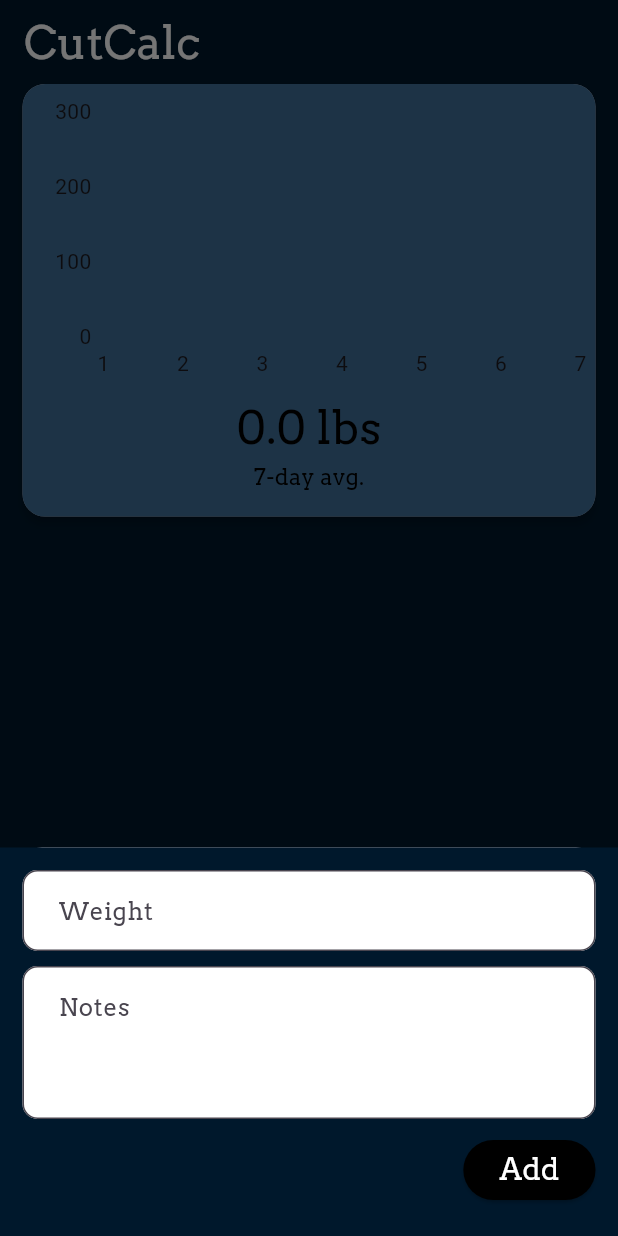
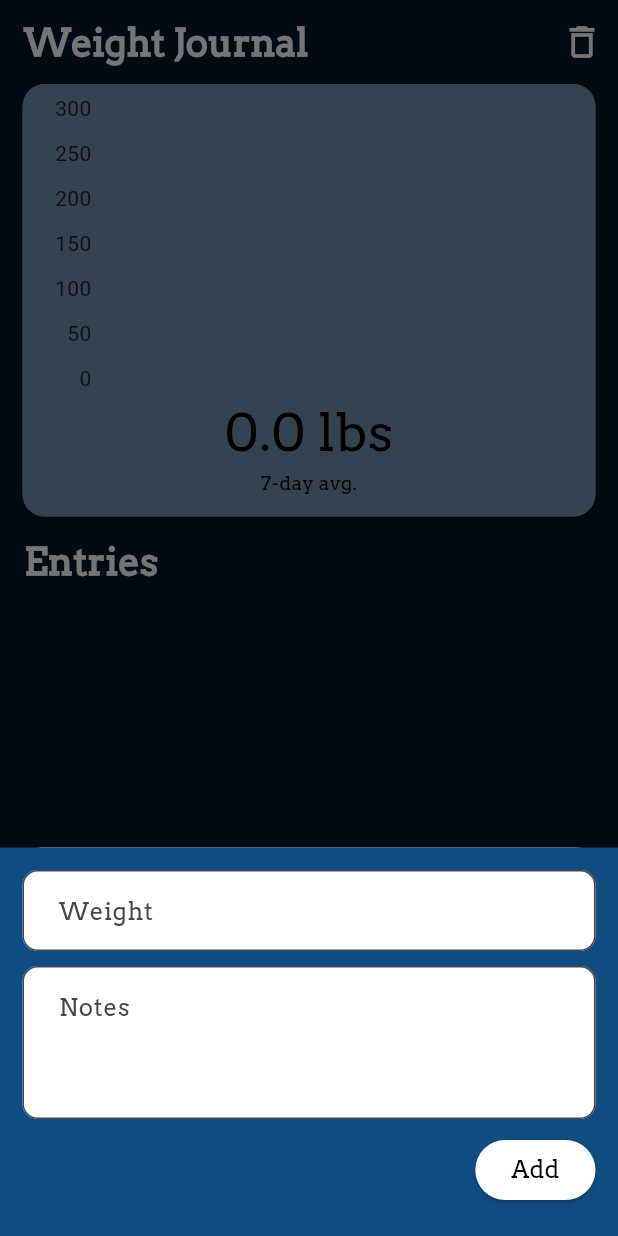
Before and after one commit to rahulg221/cut_calc_, a Flutter app: the MyHomePage screen opened directly, after a tap on the "add" icon, on a phone screen of 412 x 824 dp. Run offline on Flutter 3.47's test engine with Material 2 defaults, Android fonts, the phone set to English and light mode, and no system bars; drawn by our look-alikes of fl_chart; our stand-ins replace sqflite; accounts and stored records are empty.

Commit message:
Add files via upload

```diff
--- a/lib/homepage.dart
+++ b/lib/homepage.dart
@@ -19,18 +19,19 @@ class _MyHomePageState extends State<MyHomePage> {
   bool _isLoading = true;
 
   double maxY = 300;
-
+  double minY = 0;
+  double maxX = 7;
+  double minX = 1;
   //Color.fromARGB(255, 255, 111, 0);
-  Color primaryColor = Color.fromARGB(255, 0, 24, 44);
+  Color primaryColor = Color.fromARGB(255, 0, 23, 43);
 
   //Color.fromARGB(255, 255, 125, 49);
-  Color secondaryColor = Color.fromARGB(255, 15, 77, 128).withOpacity(0.8);
+  Color secondaryColor = Color.fromARGB(255, 15, 77, 128);
 
   String fontStyle = 'Arvo';
 
   double weeklyAvg = 0.0;
 
-  List<double> week = [0, 0, 0, 0, 0, 0, 0];
   List<FlSpot> dataPoints = [];
 
   final TextEditingController _weightController = TextEditingController();
@@ -47,6 +48,8 @@ class _MyHomePageState extends State<MyHomePage> {
       _logs = data;
       _isLoading = false;
       dataPoints = dataPts;
+
+      _calculateAvg();
     });
   }
 
@@ -56,16 +59,7 @@ class _MyHomePageState extends State<MyHomePage> {
     List<FlSpot> dataPts = [];
     await SQLHelper.addLog(weight, notes);
 
-    setState(() {
-      if (weight < 100) {
-        maxY = 100;
-      } else if (weight < 200) {
-        maxY = 200;
-      } else if (weight < 300) {
-        maxY = 300;
-      }
-    });
-
+    maxX++;
     _refreshLogs();
   }
 
@@ -77,6 +71,7 @@ class _MyHomePageState extends State<MyHomePage> {
                 fontFamily: fontStyle, color: Colors.black, fontSize: 18)),
         backgroundColor: secondaryColor));
 
+    maxX--;
     _refreshLogs();
   }
 
@@ -85,13 +80,13 @@ class _MyHomePageState extends State<MyHomePage> {
 
     setState(() {
       weeklyAvg = avg;
-    });
-  }
 
-  Future<void> _weeklyLog() async {
-    setState(() async {
-      for (int i = 0; i < 6; i++) {
-        week[0] = await SQLHelper.getWeight(i);
+      if (weeklyAvg > 0) {
+        maxY = ((weeklyAvg + 10) / 10).ceil() * 10;
+        minY = ((weeklyAvg - 10) / 10).floor() * 10;
+      } else if (weeklyAvg == 0) {
+        maxY = 300;
+        minY = 0;
       }
     });
   }
@@ -122,7 +117,7 @@ class _MyHomePageState extends State<MyHomePage> {
           elevation: 5,
           isScrollControlled: true,
           builder: (_) => Container(
-                color: primaryColor,
+                color: secondaryColor,
                 padding: EdgeInsets.only(
                   top: 15,
                   left: 15,
@@ -168,14 +163,12 @@ class _MyHomePageState extends State<MyHomePage> {
                     const SizedBox(height: 10),
                     ElevatedButton(
                       style: ElevatedButton.styleFrom(
-                          backgroundColor: Colors.black,
-                          foregroundColor: Colors.white),
+                          backgroundColor: Colors.white,
+                          foregroundColor: Colors.black),
                       onPressed: () async {
                         await _addLog();
 
                         _calculateAvg();
-
-                        _weeklyLog();
 
                         _weightController.clear();
                         _noteController.clear();
@@ -185,7 +178,7 @@ class _MyHomePageState extends State<MyHomePage> {
                       },
                       child: Text('Add',
                           style:
-                              TextStyle(fontSize: 20, fontFamily: fontStyle)),
+                              TextStyle(fontSize: 16, fontFamily: fontStyle)),
                     )
                   ],
                 ),
@@ -194,7 +187,6 @@ class _MyHomePageState extends State<MyHomePage> {
   }
 
   Widget _logView() => Container(
-        height: MediaQuery.of(context).size.height * 0.55,
         child: ListView.builder(
           itemCount: _logs.length,
           itemBuilder: (context, index) {
@@ -207,23 +199,53 @@ class _MyHomePageState extends State<MyHomePage> {
             return Card(
               elevation: 3.0,
               color: secondaryColor,
-              margin: const EdgeInsets.all(15),
+              margin:
+                  const EdgeInsets.only(left: 16.0, right: 16.0, bottom: 12.0),
               child: GestureDetector(
                 onTap: () {
                   if (notes != '') {
-                    ScaffoldMessenger.of(context).showSnackBar(
-                      SnackBar(
+                    showDialog(
+                      context: context,
+                      builder: (BuildContext context) {
+                        return AlertDialog(
+                          title: Text(
+                            'Notes',
+                            style: TextStyle(
+                              fontWeight: FontWeight.w700,
+                              color: primaryColor,
+                              fontSize: 20,
+                              fontFamily: fontStyle,
+                            ),
+                          ),
                           content: Text(
                             notes,
                             style: TextStyle(
                               fontWeight: FontWeight.w500,
-                            color: Colors.black,
+                              color: primaryColor,
                               fontSize: 18,
                               fontFamily: fontStyle,
                             ),
                           ),
                           backgroundColor: secondaryColor,
+                          actions: <Widget>[
+                            TextButton(
+                              onPressed: () {
+                                Navigator.of(context)
+                                    .pop(); // Close the AlertDialog
+                              },
+                              child: Text(
+                                'Close',
+                                style: TextStyle(
+                                  fontWeight: FontWeight.w500,
+                                  color: primaryColor,
+                                  fontSize: 16,
+                                  fontFamily: fontStyle,
                                 ),
+                              ),
+                            ),
+                          ],
+                        );
+                      },
                     );
                   }
                 },
@@ -252,8 +274,6 @@ class _MyHomePageState extends State<MyHomePage> {
                         icon: const Icon(Icons.clear, color: Colors.black),
                         onPressed: () {
                           _deleteLog(_logs[index]['id']);
-
-                          _calculateAvg();
                         }),
                   ),
                 ),
@@ -270,14 +290,14 @@ class _MyHomePageState extends State<MyHomePage> {
             height: MediaQuery.of(context).size.height * 0.35,
             width: MediaQuery.of(context).size.width - 30,
             decoration: BoxDecoration(
-              color: secondaryColor,
+              color: secondaryColor.withOpacity(0.6),
               borderRadius:
                   BorderRadius.circular(15.0), // Adjust the radius as needed
             ),
             child: Center(
                 child: Padding(
               padding: EdgeInsets.only(
-                top: MediaQuery.of(context).size.height * 0.01,
+                top: MediaQuery.of(context).size.height * 0.008,
               ),
               child: Column(
                 children: [
@@ -287,9 +307,8 @@ class _MyHomePageState extends State<MyHomePage> {
                     height: 200,
                     child: LineChart(
                       LineChartData(
-                          minX: 1,
-                          maxX: 7,
-                          minY: 0,
+                          maxX: maxX,
+                          minY: minY,
                           maxY: maxY,
                           borderData: FlBorderData(show: false),
                           titlesData: FlTitlesData(
@@ -297,7 +316,9 @@ class _MyHomePageState extends State<MyHomePage> {
                                   sideTitles: SideTitles(showTitles: false)),
                               topTitles: AxisTitles(
                                   sideTitles: SideTitles(showTitles: false)),
-                          ),
+                              bottomTitles: AxisTitles(
+                                sideTitles: SideTitles(showTitles: false),
+                              )),
                           gridData: FlGridData(show: false),
                           lineBarsData: [
                             LineChartBarData(
@@ -311,7 +332,7 @@ class _MyHomePageState extends State<MyHomePage> {
                     style: TextStyle(
                       fontWeight: FontWeight.w500,
                       color: Colors.black,
-                      fontSize: 30,
+                      fontSize: 35,
                       fontFamily: fontStyle,
                     ),
                   ),
@@ -320,7 +341,7 @@ class _MyHomePageState extends State<MyHomePage> {
                     style: TextStyle(
                       fontWeight: FontWeight.w500,
                       color: Colors.black,
-                      fontSize: 15,
+                      fontSize: 13,
                       fontFamily: fontStyle,
                     ),
                   ),
@@ -337,24 +358,108 @@ class _MyHomePageState extends State<MyHomePage> {
         backgroundColor: primaryColor,
         title: Text(widget.title,
             style: TextStyle(
-                fontWeight: FontWeight.w300,
+                fontWeight: FontWeight.w700,
                 color: Colors.white,
-                fontSize: 30,
+                fontSize: 25,
                 fontFamily: fontStyle)),
+        actions: [
+          IconButton(
+            onPressed: () async {
+              showDialog(
+                context: context,
+                builder: (BuildContext context) {
+                  return AlertDialog(
+                    title: Text(
+                      'Warning',
+                      style: TextStyle(
+                        fontWeight: FontWeight.w700,
+                        color: primaryColor,
+                        fontSize: 20,
+                        fontFamily: fontStyle,
+                      ),
+                    ),
+                    content: Text(
+                      'Are you sure you want to delete all your entries?',
+                      style: TextStyle(
+                        fontWeight: FontWeight.w500,
+                        color: primaryColor,
+                        fontSize: 18,
+                        fontFamily: fontStyle,
+                      ),
+                    ),
+                    backgroundColor: secondaryColor,
+                    actions: <Widget>[
+                      Row(
+                        children: [
+                          TextButton(
+                            onPressed: () async {
+                              await SQLHelper.deleteAllLogs();
+                              _refreshLogs();
+                              Navigator.of(context)
+                                  .pop(); // Close the AlertDialog
+                            },
+                            child: Text(
+                              'Yes',
+                              style: TextStyle(
+                                fontWeight: FontWeight.w500,
+                                color: primaryColor,
+                                fontSize: 16,
+                                fontFamily: fontStyle,
+                              ),
+                            ),
+                          ),
+                          TextButton(
+                            onPressed: () {
+                              Navigator.of(context)
+                                  .pop(); // Close the AlertDialog
+                            },
+                            child: Text(
+                              'No',
+                              style: TextStyle(
+                                fontWeight: FontWeight.w500,
+                                color: primaryColor,
+                                fontSize: 16,
+                                fontFamily: fontStyle,
+                              ),
+                            ),
+                          ),
+                        ],
+                      ),
+                    ],
+                  );
+                },
+              );
+            },
+            icon: Icon(Icons.delete_outline, size: 28, color: Colors.white),
+          ),
+        ],
       ),
       body: _isLoading
           ? const Center(child: CircularProgressIndicator())
           : Column(
               children: [
                 _dashboard(),
-                _logView(),
+                Padding(
+                  padding: const EdgeInsets.symmetric(
+                      horizontal: 16.0, vertical: 12),
+                  child: Align(
+                    alignment: Alignment.topLeft,
+                    child: Text('Entries',
+                        style: TextStyle(
+                            fontWeight: FontWeight.w700,
+                            color: Colors.white,
+                            fontSize: 25,
+                            fontFamily: fontStyle)),
+                  ),
+                ),
+                Expanded(child: _logView()),
               ],
             ),
       floatingActionButton: FloatingActionButton(
         onPressed: () => _showForm(null),
         tooltip: 'Add Log',
-        child: const Icon(Icons.add, color: Colors.white),
-        backgroundColor: secondaryColor,
+        child: const Icon(Icons.add, color: Colors.black),
+        backgroundColor: Colors.white,
         shape: RoundedRectangleBorder(
           borderRadius:
               BorderRadius.circular(30.0), // Adjust the value for roundness
--- a/lib/main.dart
+++ b/lib/main.dart
@@ -14,11 +14,11 @@ class MyApp extends StatelessWidget {
   @override
   Widget build(BuildContext context) {
     return MaterialApp(
-      title: 'CutCalc',
+      title: 'My Weight Loss Journal',
       theme: ThemeData(
         useMaterial3: true,
       ),
-      home: const MyHomePage(title: 'CutCalc'),
+      home: const MyHomePage(title: 'Weight Journal'),
     );
   }
 }
--- a/lib/sql_helper.dart
+++ b/lib/sql_helper.dart
@@ -36,6 +36,11 @@ class SQLHelper {
     return db.query('items', orderBy: "id");
   }
 
+  static Future<void> deleteAllLogs() async {
+    final db = await SQLHelper.db();
+    await db.delete('items'); // Delete all records from the 'items' table
+  }
+
   static Future<List<Map<String, dynamic>>> getLog(int id) async {
     final db = await SQLHelper.db();
 
@@ -60,23 +65,21 @@ class SQLHelper {
         orderBy: "id DESC", limit: 7); // Fetch the last 7 entries
   }
 
-  static Future<List<Map<String, dynamic>>> getWeeklyChart() async {
+  static Future<List<Map<String, dynamic>>> getChart() async {
     final db = await SQLHelper.db();
-    return db.query('items',
-        orderBy: "id ASC", limit: 7); // Fetch the last 7 entries
+    return db.query('items', orderBy: "id ASC"); // Fetch the last 7 entries
   }
 
   static Future<List<FlSpot>> getData() async {
     List<FlSpot> dataPts = [];
 
     int index = 0;
-    double spotIndex = 8;
-    final logs = await getWeeklyChart();
+
+    final logs = await getChart();
 
     for (var log in logs) {
       dataPts.insert(index, FlSpot(index + 1, log['weight']));
       index++;
-      spotIndex--;
     }
 
     return dataPts;
```
Lines whose indentation alone changed are shown as unchanged.
